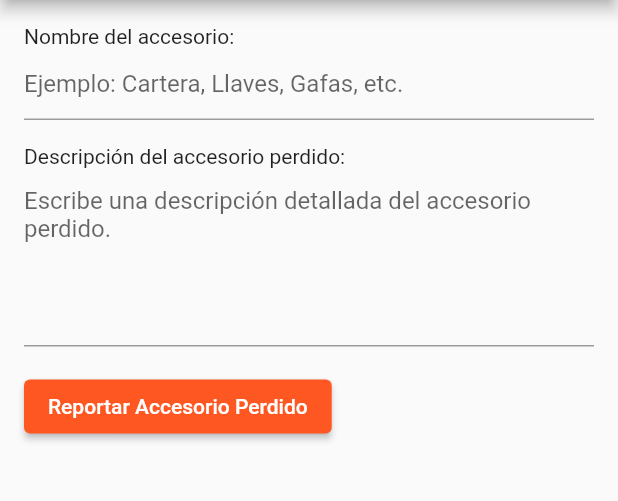
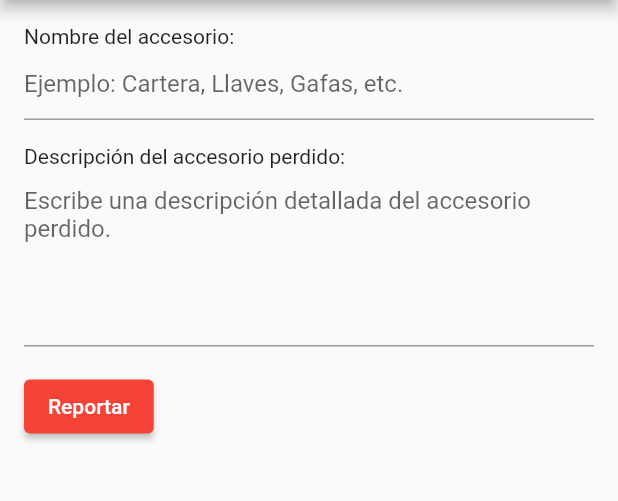
Before and after one commit to Brandonmejia19/GeoGlamour, a Flutter app: the MapScreen screen opened by its route, after a tap on the "menu" icon, after a tap on "Reportar", on a phone screen of 412 x 824 dp, the part 84-585 px from its top. Run offline on Flutter 3.47's test engine with Material 2 defaults, Android fonts, the phone set to English and light mode, and no system bars; our stand-ins replace cloud_firestore, firebase_auth, firebase_core, google_maps_flutter, quickalert; accounts and stored records are empty.

Commit message:
diseño update5

```diff
--- a/lib/accesorio.dart
+++ b/lib/accesorio.dart
@@ -72,7 +72,7 @@ class accesorios extends StatelessWidget {
                 ),
               ),
               ListTile(
-                leading: Icon(Icons.map),
+                leading: Icon(Icons.map,color: Colors.lightGreen,),
                 title: Text(
                   'Mapa',
                   style: TextStyle(fontSize: 20),
@@ -86,7 +86,7 @@ class accesorios extends StatelessWidget {
                 },
               ),
               ListTile(
-                leading: Icon(Icons.diamond_rounded),
+                leading: Icon(Icons.diamond_rounded,color: Colors.lightBlue,),
                 title: Text(
                   'Accesorios',
                   style: TextStyle(fontSize: 20),
@@ -100,7 +100,7 @@ class accesorios extends StatelessWidget {
                 },
               ),
               ListTile(
-                leading: Icon(Icons.report),
+                leading: Icon(Icons.report,color: Colors.deepOrange,),
                 title: Text(
                   'Reportar',
                   style: TextStyle(fontSize: 20),
@@ -114,7 +114,7 @@ class accesorios extends StatelessWidget {
                 },
               ),
               ListTile(
-                leading: Icon(Icons.exit_to_app),
+                leading: Icon(Icons.exit_to_app,color: Colors.red,),
                 title: Text(
                   'Cerrar sesión',
                   style: TextStyle(
@@ -415,7 +415,7 @@ class accesorios extends StatelessWidget {
                           Text(
                             'Collar para Mascotas',
                             style: TextStyle(
-                                fontSize: 24.0, fontWeight: FontWeight.bold),
+                                fontSize: 24.0,fontWeight: FontWeight.bold,),
                           ),
                           Text(
                             'ID:4341123\n'
--- a/lib/main.dart
+++ b/lib/main.dart
@@ -134,7 +134,7 @@ class MapScreen extends StatelessWidget {
               ),
             ),
             ListTile(
-              leading: Icon(Icons.map),
+              leading: Icon(Icons.map,color: Colors.lightGreen,),
               title: Text(
                 'Mapa',
                 style: TextStyle(fontSize: 20),
@@ -148,7 +148,7 @@ class MapScreen extends StatelessWidget {
               },
             ),
             ListTile(
-              leading: Icon(Icons.diamond_rounded),
+              leading: Icon(Icons.diamond_rounded,color: Colors.lightBlue,),
               title: Text(
                 'Accesorios',
                 style: TextStyle(fontSize: 20),
@@ -162,7 +162,7 @@ class MapScreen extends StatelessWidget {
               },
             ),
             ListTile(
-              leading: Icon(Icons.report),
+              leading: Icon(Icons.report,color: Colors.deepOrange,),
               title: Text(
                 'Reportar',
                 style: TextStyle(fontSize: 20),
@@ -176,7 +176,7 @@ class MapScreen extends StatelessWidget {
               },
             ),
             ListTile(
-              leading: Icon(Icons.exit_to_app),
+              leading: Icon(Icons.exit_to_app,color: Colors.red,),
               title: Text(
                 'Cerrar sesión',
                 style: TextStyle(
--- a/lib/reportar.dart
+++ b/lib/reportar.dart
@@ -71,7 +71,7 @@ class reportar extends StatelessWidget {
               ),
             ),
             ListTile(
-              leading: Icon(Icons.map),
+              leading: Icon(Icons.map,color: Colors.lightGreen,),
               title: Text(
                 'Mapa',
                 style: TextStyle(fontSize: 20),
@@ -85,7 +85,7 @@ class reportar extends StatelessWidget {
               },
             ),
             ListTile(
-              leading: Icon(Icons.diamond_rounded),
+              leading: Icon(Icons.diamond_rounded,color: Colors.lightBlue,),
               title: Text(
                 'Accesorios',
                 style: TextStyle(fontSize: 20),
@@ -99,7 +99,7 @@ class reportar extends StatelessWidget {
               },
             ),
             ListTile(
-              leading: Icon(Icons.report),
+              leading: Icon(Icons.report,color: Colors.deepOrange,),
               title: Text(
                 'Reportar',
                 style: TextStyle(fontSize: 20),
@@ -113,7 +113,7 @@ class reportar extends StatelessWidget {
               },
             ),
             ListTile(
-              leading: Icon(Icons.exit_to_app),
+              leading: Icon(Icons.exit_to_app,color: Colors.red,),
               title: Text(
                 'Cerrar sesión',
                 style: TextStyle(
@@ -226,10 +226,10 @@ class _ReportAccessoryFormState extends State<ReportAccessoryForm> {
                 },
               );
             },
-            child: Text('Reportar Accesorio Perdido'),
+            child: Text('Reportar'),
             style: ButtonStyle(
               backgroundColor: MaterialStateProperty.all<Color>(
-                  Colors.deepOrange), // Cambia el color aquí
+                  Colors.red), // Cambia el color aquí
             ),
           ),
         ],
```
